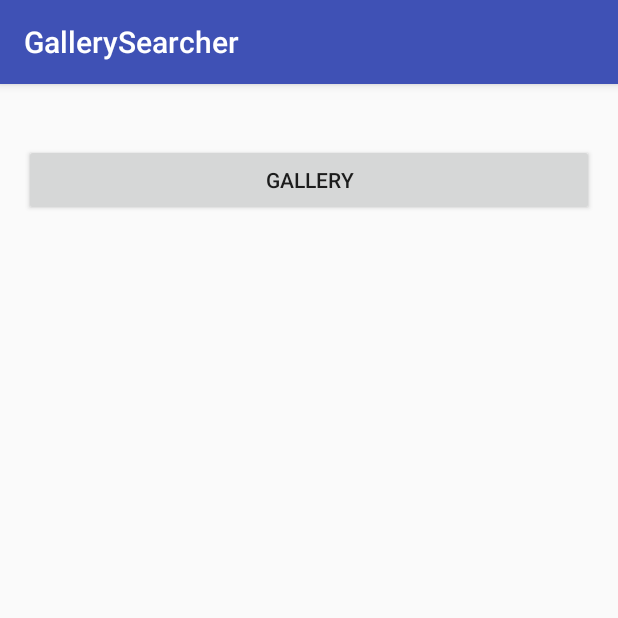
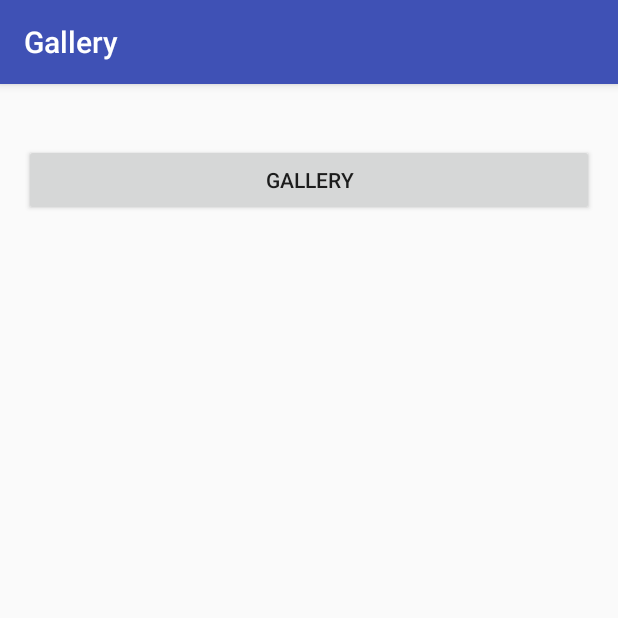
Before and after one commit to KarakoA/AndroidTFGallerySearcher, an Android app: the screen it shows after launch (MainActivity), on a phone screen of 412 x 824 dp, the top half of it. Run offline under Robolectric (Android 15) with nearby library versions, the phone set to English and light mode, and no system bars; libraries missing offline, so code that uses them is left out: org.tensorflow.

```diff
--- a/app/build.gradle
+++ b/app/build.gradle
@@ -7,7 +7,7 @@ android {
         minSdkVersion 21
         targetSdkVersion 26
         versionCode 1
-        versionName "1.0"
+        versionName "1.1"
         testInstrumentationRunner "android.support.test.runner.AndroidJUnitRunner"
     }
     buildTypes {
--- a/app/src/main/java/de/htw_berlin/f4/ml/gallerysearcher/activities/GalleryActivity.java
+++ b/app/src/main/java/de/htw_berlin/f4/ml/gallerysearcher/activities/GalleryActivity.java
@@ -1,9 +1,11 @@
 package de.htw_berlin.f4.ml.gallerysearcher.activities;
 
 
+import android.Manifest;
 import android.content.Intent;
 import android.os.Bundle;
 import android.provider.MediaStore;
+import android.support.v4.app.ActivityCompat;
 import android.support.v7.app.AppCompatActivity;
 import android.support.v7.widget.GridLayoutManager;
 import android.support.v7.widget.RecyclerView;
@@ -25,7 +27,7 @@ public class GalleryActivity extends AppCompatActivity implements Callback<Integ
         super.onCreate(savedInstanceState);
         setContentView(R.layout.activity_gallery);
 
-        GridLayoutManager layoutManager = new GridLayoutManager(getBaseContext(), 3);
+        GridLayoutManager layoutManager = new GridLayoutManager(getBaseContext(), 2);
 
         RecyclerView recyclerView = findViewById(R.id.contentView);
         recyclerView.setLayoutManager(layoutManager);
--- a/app/src/main/java/de/htw_berlin/f4/ml/gallerysearcher/activities/MainActivity.java
+++ b/app/src/main/java/de/htw_berlin/f4/ml/gallerysearcher/activities/MainActivity.java
@@ -1,6 +1,8 @@
 package de.htw_berlin.f4.ml.gallerysearcher.activities;
 
+import android.Manifest;
 import android.content.Intent;
+import android.support.v4.app.ActivityCompat;
 import android.support.v7.app.AppCompatActivity;
 import android.os.Bundle;
 import android.view.View;
@@ -16,6 +18,9 @@ public class MainActivity extends AppCompatActivity {
     protected void onCreate(Bundle savedInstanceState) {
         super.onCreate(savedInstanceState);
         setContentView(R.layout.activity_main);
+        ActivityCompat.requestPermissions(MainActivity.this,
+                new String[]{Manifest.permission.READ_EXTERNAL_STORAGE},
+                1);
 
     }
 
--- a/app/src/main/java/de/htw_berlin/f4/ml/gallerysearcher/services/ThumbnailsService.java
+++ b/app/src/main/java/de/htw_berlin/f4/ml/gallerysearcher/services/ThumbnailsService.java
@@ -28,7 +28,8 @@ public class ThumbnailsService {
     public ThumbnailsService(ContentResolver resolver) {
         //get a cursor for all mini thumbnails. The mini thumbnails have the size 512 x 384
         thumbnailsCursor = MediaStore.Images.Thumbnails.queryMiniThumbnails(resolver, MediaStore.Images.Thumbnails.EXTERNAL_CONTENT_URI, MediaStore.Images.Thumbnails.MINI_KIND, null);
-        this.resolver = resolver;
+
+       this.resolver = resolver;
     }
 
     /**
--- a/app/src/main/res/layout/activity_gallery.xml
+++ b/app/src/main/res/layout/activity_gallery.xml
@@ -2,9 +2,6 @@
 <android.support.v7.widget.RecyclerView xmlns:android="http://schemas.android.com/apk/res/android"
     android:id="@+id/contentView"
     android:layout_width="fill_parent"
-    android:layout_height="fill_parent"
-    android:numColumns="3"
-    android:verticalSpacing="4dp"
-    android:horizontalSpacing="4dp">
+    android:layout_height="fill_parent">
 
 </android.support.v7.widget.RecyclerView>
--- a/app/src/main/res/values/strings.xml
+++ b/app/src/main/res/values/strings.xml
@@ -1,8 +1,6 @@
 <resources>
-    <string name="app_name">GallerySearcher</string>
+    <string name="app_name">Gallery</string>
     <string name="gallery_button_text">Gallery</string>
 
     <string name="title_activity_image_fullscreen">ImageFullscreenActivity</string>
-    <string name="dummy_button">Dummy Button</string>
-    <string name="dummy_content">DUMMY\nCONTENT</string>
 </resources>
```
Also changed, not shown: app/src/main/res/layout/activity_image_fullscreen.xml (+5 -3 lines), 1 other file.
